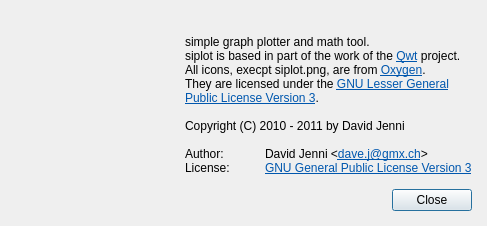
gitGNU/gnu_siplot, file src/aboutdialog.ui: the form before one commit.
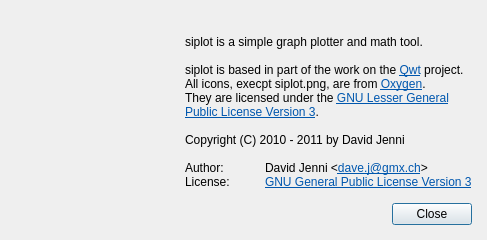
The form after the commit.

Patch:
```diff
--- a/src/aboutdialog.ui
+++ b/src/aboutdialog.ui
@@ -7,7 +7,7 @@
     <x>0</x>
     <y>0</y>
     <width>487</width>
-    <height>205</height>
+    <height>220</height>
    </rect>
   </property>
   <property name="windowTitle">
@@ -96,8 +96,9 @@
 &lt;html&gt;&lt;head&gt;&lt;meta name=&quot;qrichtext&quot; content=&quot;1&quot; /&gt;&lt;style type=&quot;text/css&quot;&gt;
 p, li { white-space: pre-wrap; }
 &lt;/style&gt;&lt;/head&gt;&lt;body style=&quot; font-family:'Sans Serif'; font-size:9pt; font-weight:400; font-style:normal;&quot;&gt;
-&lt;p style=&quot; margin-top:0px; margin-bottom:0px; margin-left:0px; margin-right:0px; -qt-block-indent:0; text-indent:0px;&quot;&gt;simple graph plotter and math tool.&lt;/p&gt;
-&lt;p style=&quot; margin-top:0px; margin-bottom:0px; margin-left:0px; margin-right:0px; -qt-block-indent:0; text-indent:0px;&quot;&gt;siplot is based in part of the work of the &lt;a href=&quot;http://qwt.sourceforge.net/&quot;&gt;&lt;span style=&quot; text-decoration: underline; color:#0057ae;&quot;&gt;Qwt&lt;/span&gt;&lt;/a&gt; project.&lt;/p&gt;
+&lt;p style=&quot; margin-top:0px; margin-bottom:0px; margin-left:0px; margin-right:0px; -qt-block-indent:0; text-indent:0px;&quot;&gt;siplot is a simple graph plotter and math tool.&lt;/p&gt;
+&lt;p style=&quot;-qt-paragraph-type:empty; margin-top:0px; margin-bottom:0px; margin-left:0px; margin-right:0px; -qt-block-indent:0; text-indent:0px;&quot;&gt;&lt;/p&gt;
+&lt;p style=&quot; margin-top:0px; margin-bottom:0px; margin-left:0px; margin-right:0px; -qt-block-indent:0; text-indent:0px;&quot;&gt;siplot is based in part of the work on the &lt;a href=&quot;http://qwt.sourceforge.net/&quot;&gt;&lt;span style=&quot; text-decoration: underline; color:#0057ae;&quot;&gt;Qwt&lt;/span&gt;&lt;/a&gt; project.&lt;/p&gt;
 &lt;p style=&quot; margin-top:0px; margin-bottom:0px; margin-left:0px; margin-right:0px; -qt-block-indent:0; text-indent:0px;&quot;&gt;All icons, execpt siplot.png, are from &lt;a href=&quot;http://www.oxygen-icons.org/&quot;&gt;&lt;span style=&quot; text-decoration: underline; color:#0057ae;&quot;&gt;Oxygen&lt;/span&gt;&lt;/a&gt;.&lt;/p&gt;
 &lt;p style=&quot; margin-top:0px; margin-bottom:0px; margin-left:0px; margin-right:0px; -qt-block-indent:0; text-indent:0px;&quot;&gt;They are licensed under the &lt;a href=&quot;http://www.gnu.org/licenses/lgpl.html&quot;&gt;&lt;span style=&quot; text-decoration: underline; color:#0057ae;&quot;&gt;GNU Lesser General&lt;/span&gt;&lt;/a&gt;&lt;/p&gt;
 &lt;p style=&quot; margin-top:0px; margin-bottom:0px; margin-left:0px; margin-right:0px; -qt-block-indent:0; text-indent:0px;&quot;&gt;&lt;a href=&quot;http://www.gnu.org/licenses/lgpl.html&quot;&gt;&lt;span style=&quot; text-decoration: underline; color:#0057ae;&quot;&gt;Public License Version 3&lt;/span&gt;&lt;/a&gt;.&lt;/p&gt;
```
